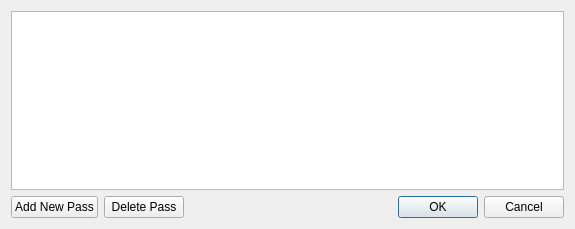
Above: accupatt/windows/ui/passManager.ui from gill14/AccuPatt before the change. Below: the same form after it.
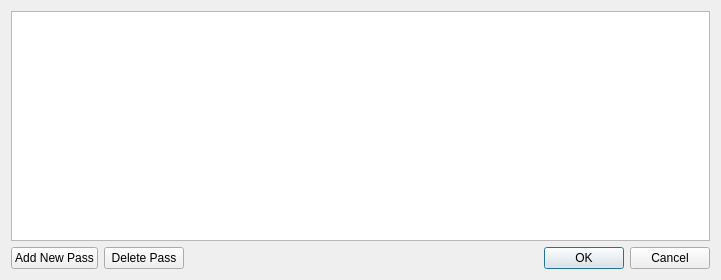
That is the form after the change.

The edit to the form file:
```diff
--- a/accupatt/windows/ui/passManager.ui
+++ b/accupatt/windows/ui/passManager.ui
@@ -6,8 +6,8 @@
    <rect>
     <x>0</x>
     <y>0</y>
-    <width>575</width>
-    <height>229</height>
+    <width>721</width>
+    <height>280</height>
    </rect>
   </property>
   <property name="windowTitle">
```
